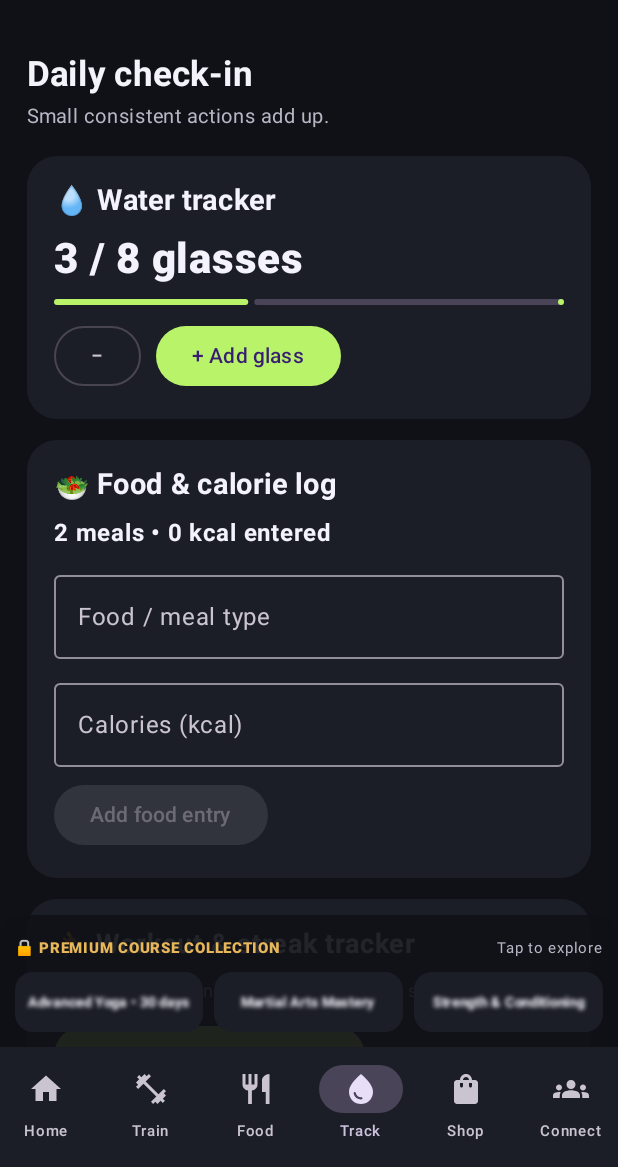
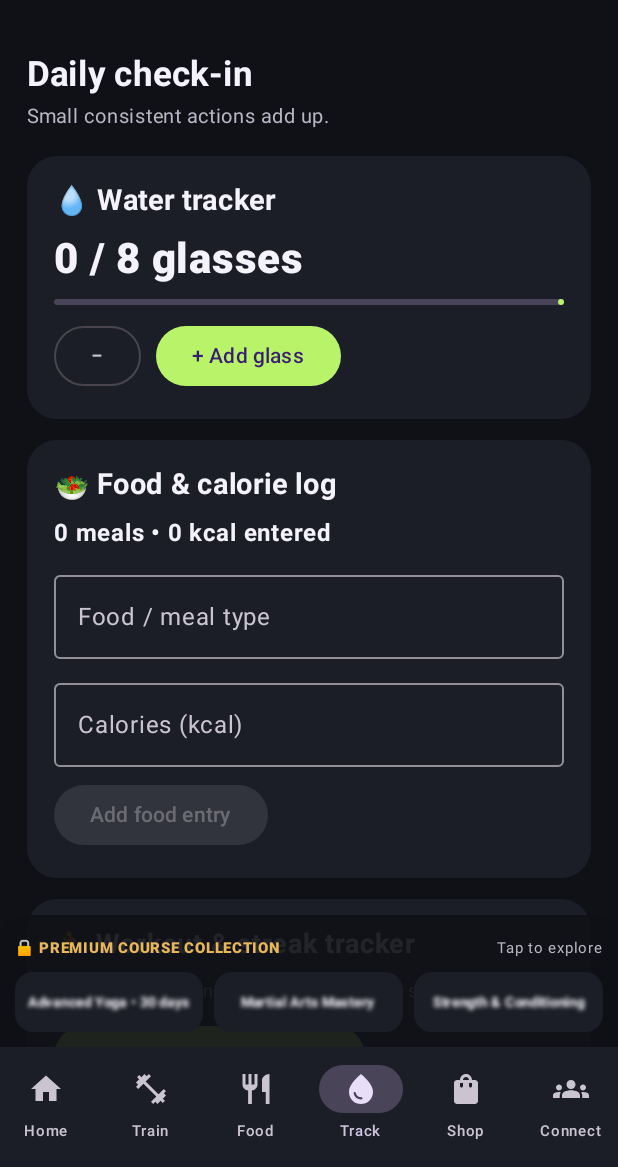
Before and after one commit to Wired-cell/Placeholder-Fitness-App, an Android app built with Jetpack Compose: the screen it shows after launch (MainActivity), item 4 of the bottom bar chosen, on a phone screen of 412 x 824 dp, the part 69-1236 px from its top. Run offline under Robolectric (Android 15) with nearby library versions, the phone set to English and light mode, and no system bars.

Commit message:
Start daily trackers at zero until the user logs activity

```diff
--- a/app/src/main/java/com/wiredcell/placeholderfitness/MainActivity.kt
+++ b/app/src/main/java/com/wiredcell/placeholderfitness/MainActivity.kt
@@ -58,7 +58,7 @@ private data class Meal(val name:String,val tag:String,val kcal:Int,val protein:
  var randomPosts by remember { mutableStateOf(emptyList<CommunityPost>()) }; var postCounter by remember { mutableIntStateOf(100) }
  LaunchedEffect(Unit) { while(true) { delay(150_000L); randomPosts=(listOf(makeRandomPost(postCounter))+randomPosts).take(20); postCounter++ } }
  var gateway by remember { mutableStateOf(false) }; var gatewayItems by remember { mutableStateOf(listOf<Pair<String,Int>>()) }
- var promo by remember { mutableStateOf("") }; var promoMsg by remember { mutableStateOf("") }; var water by remember { mutableIntStateOf(3) }; var mealCount by remember { mutableIntStateOf(2) }
+ var promo by remember { mutableStateOf("") }; var promoMsg by remember { mutableStateOf("") }; var water by remember { mutableIntStateOf(0) }; var mealCount by remember { mutableIntStateOf(0) }
  var allergies by remember { mutableStateOf(setOf<String>()) }; var cart by remember { mutableStateOf(setOf<String>()) }; var likes by remember { mutableStateOf(setOf<Int>()) }
  val bg=if(!dark) Color(0xFFF4F5F7) else if(darcula) Color(0xFF211F26) else Color(0xFF101116)
  val surface=if(!dark) Color.White else if(darcula) Color(0xFF302D36) else Color(0xFF1C1E27)
```
